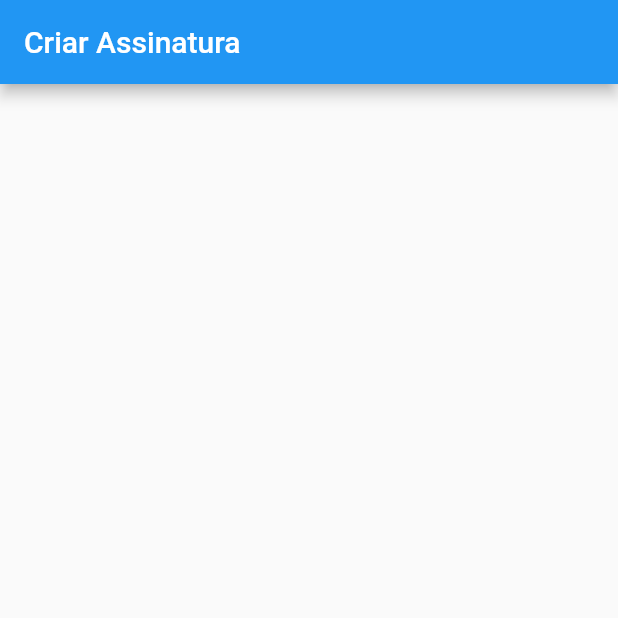
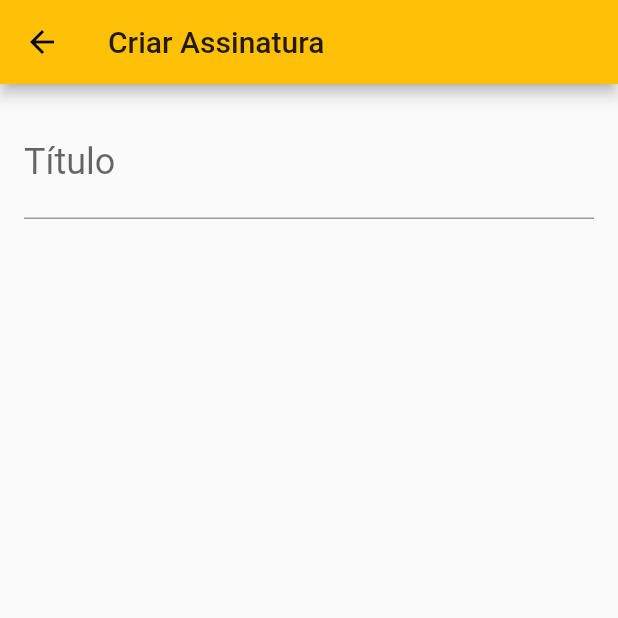
Before and after one commit to AlexandreBessa/subscriber, a Flutter app: the SignatureForm screen opened directly, on a phone screen of 412 x 824 dp, the top half of it. Run offline on Flutter 3.47's test engine with Material 2 defaults, Android fonts, the phone set to English and light mode, and no system bars; missing offline and left inert: http_interceptor.

Commit message:
Structuring mobile project

```diff
--- a/mobile/lib/core/app_widget.dart
+++ /dev/null
@@ -1,12 +0,0 @@
-import 'package:flutter/material.dart';
-import 'package:mobile/home/home_page.dart';
-
-class AppWidget extends StatelessWidget {
-  @override
-  Widget build(BuildContext context) {
-    return MaterialApp(
-      title: "Subscriber",
-      home: HomePage(),
-    );
-  }
-}
--- /dev/null
+++ b/mobile/lib/screens/signature/signature_form.dart
@@ -0,0 +1,29 @@
+import 'package:flutter/material.dart';
+
+class SignatureForm extends StatelessWidget {
+  @override
+  Widget build(BuildContext context) {
+    return Scaffold(
+      appBar: AppBar(
+        title: Text('Criar Assinatura'),
+      ),
+      body: Column(children: <Widget>[
+        Padding(
+          padding: const EdgeInsets.all(16.0),
+          child: TextField(
+            style: TextStyle(fontSize: 24.0),
+            decoration: InputDecoration(
+              labelText: 'Título',
+            ),
+          ),
+          // ElevatedButton(
+          //   child: Text('Cadastrar'),
+          //   onPressed: () {
+          //     debugPrint('cliclou no botão');
+          //   }
+          // ),
+        )
+      ]),
+    );
+  }
+}
--- a/mobile/lib/splash/splash_page.dart
+++ b/mobile/lib/screens/splash-page/splash_page.dart
@@ -1,6 +1,5 @@
 import 'package:flutter/material.dart';
-
-import 'package:mobile/core/app_images.dart';
+import 'package:mobile/utils/app_images.dart';
 
 class SplashPage extends StatelessWidget {
   @override
--- a/mobile/lib/core/core.dart
+++ b/mobile/lib/utils/index.dart
@@ -1,2 +1 @@
-export './app_widget.dart';
 export './app_images.dart';
```
Also changed, not shown: mobile/lib/home/app-bar.dart (deleted, +0 -11 lines), mobile/lib/home/home_page.dart (deleted, +0 -18 lines), mobile/lib/main.dart (+12 -70 lines), mobile/lib/models/signature.dart (added, +21 -0 lines), mobile/lib/screens/signature/signature_list.dart (added, +46 -0 lines), mobile/lib/widgets/form_text.dart (added, +25 -0 lines), mobile/lib/utils/app_images.dart (renamed from mobile/lib/core/app_images.dart), 3 other files.
